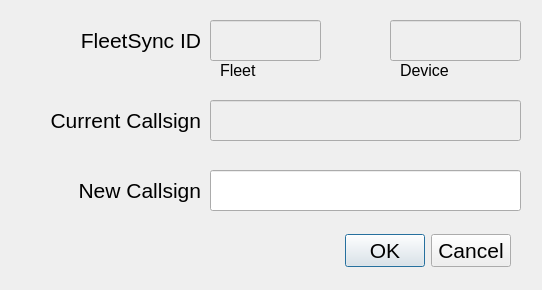
ncssar/radiolog, file changeCallsignDialog.ui: the form before one commit.
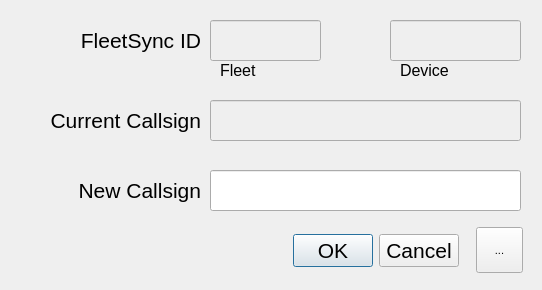
The form after the commit. Icons and pictures are not drawn.

Commit message: Fleetsync filter work so far

What changed in the file:
```diff
--- a/changeCallsignDialog.ui
+++ b/changeCallsignDialog.ui
@@ -21,10 +21,10 @@
   <widget class="QDialogButtonBox" name="buttonBox">
    <property name="geometry">
     <rect>
-     <x>300</x>
-     <y>220</y>
+     <x>248</x>
+     <y>225</y>
      <width>211</width>
-     <height>61</height>
+     <height>51</height>
     </rect>
    </property>
    <property name="font">
@@ -232,6 +232,29 @@
     <set>Qt::AlignRight|Qt::AlignTrailing|Qt::AlignVCenter</set>
    </property>
   </widget>
+  <widget class="QToolButton" name="fsFilterButton">
+   <property name="geometry">
+    <rect>
+     <x>476</x>
+     <y>227</y>
+     <width>47</width>
+     <height>46</height>
+    </rect>
+   </property>
+   <property name="text">
+    <string notr="true">...</string>
+   </property>
+   <property name="icon">
+    <iconset resource="radiolog_ui.qrc">
+     <normaloff>:/radiolog_ui/empty_filter.png</normaloff>:/radiolog_ui/empty_filter.png</iconset>
+   </property>
+   <property name="iconSize">
+    <size>
+     <width>40</width>
+     <height>40</height>
+    </size>
+   </property>
+  </widget>
  </widget>
  <resources/>
  <connections>
```
Left out of the diff: 4 changed lines with no effect on the pictures. The commit also changes 8 other files.
